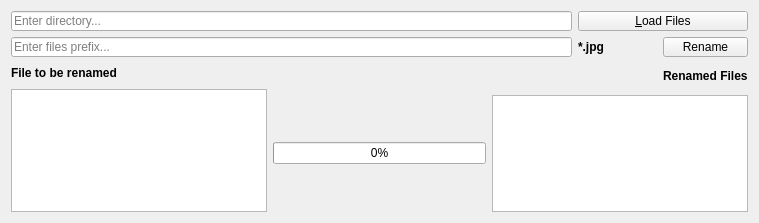
This is General/bulk_rename_tool/rename/ui/window.ui in dhxmo/toolbox as Qt 5 draws it before an edit. The edited form follows.
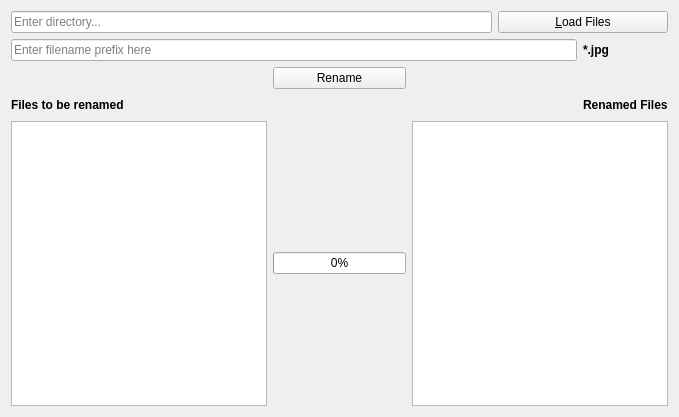
This is the edited form.

What changed in the file:
```diff
--- a/General/bulk_rename_tool/rename/ui/window.ui
+++ b/General/bulk_rename_tool/rename/ui/window.ui
@@ -6,8 +6,8 @@
    <rect>
     <x>0</x>
     <y>0</y>
-    <width>759</width>
-    <height>223</height>
+    <width>679</width>
+    <height>417</height>
    </rect>
   </property>
   <property name="windowTitle">
@@ -27,7 +27,52 @@
      </property>
     </widget>
    </item>
-   <item row="3" column="0" rowspan="2">
+   <item row="0" column="3" colspan="2">
+    <widget class="QPushButton" name="loadFilesBtn">
+     <property name="minimumSize">
+      <size>
+       <width>20</width>
+       <height>20</height>
+      </size>
+     </property>
+     <property name="text">
+      <string>&amp;Load Files</string>
+     </property>
+     <property name="shortcut">
+      <string>Ctrl+L</string>
+     </property>
+    </widget>
+   </item>
+   <item row="6" column="2" colspan="3">
+    <widget class="QListView" name="renamedFiles">
+     <property name="minimumSize">
+      <size>
+       <width>20</width>
+       <height>20</height>
+      </size>
+     </property>
+     <property name="maximumSize">
+      <size>
+       <width>10000000</width>
+       <height>10000000</height>
+      </size>
+     </property>
+    </widget>
+   </item>
+   <item row="1" column="0" colspan="4">
+    <widget class="QLineEdit" name="prefixEdit">
+     <property name="minimumSize">
+      <size>
+       <width>20</width>
+       <height>20</height>
+      </size>
+     </property>
+     <property name="placeholderText">
+      <string>Enter filename prefix here</string>
+     </property>
+    </widget>
+   </item>
+   <item row="6" column="0">
     <widget class="QListView" name="srcFiles">
      <property name="minimumSize">
       <size>
@@ -43,23 +88,28 @@
      </property>
     </widget>
    </item>
-   <item row="4" column="2" colspan="3">
-    <widget class="QListView" name="renamedFiles">
+   <item row="5" column="0">
+    <widget class="QLabel" name="label_2">
      <property name="minimumSize">
       <size>
        <width>20</width>
        <height>20</height>
       </size>
      </property>
-     <property name="maximumSize">
-      <size>
-       <width>10000000</width>
-       <height>10000000</height>
-      </size>
+     <property name="font">
+      <font>
+       <weight>75</weight>
+       <bold>true</bold>
+       <underline>false</underline>
+       <kerning>false</kerning>
+      </font>
+     </property>
+     <property name="text">
+      <string>Files to be renamed</string>
      </property>
     </widget>
    </item>
-   <item row="2" column="4" rowspan="2">
+   <item row="5" column="4">
     <widget class="QLabel" name="label_3">
      <property name="minimumSize">
       <size>
@@ -80,20 +130,7 @@
      </property>
     </widget>
    </item>
-   <item row="0" column="3" colspan="2">
-    <widget class="QPushButton" name="loadFilesBtn">
-     <property name="minimumSize">
-      <size>
-       <width>20</width>
-       <height>20</height>
-      </size>
-     </property>
-     <property name="text">
-      <string>&amp;Load Files</string>
-     </property>
-    </widget>
-   </item>
-   <item row="1" column="3">
+   <item row="1" column="4">
     <widget class="QLabel" name="extensionLabel">
      <property name="minimumSize">
       <size>
@@ -112,7 +149,7 @@
      </property>
     </widget>
    </item>
-   <item row="1" column="4">
+   <item row="2" column="1">
     <widget class="QPushButton" name="renameFilesBtn">
      <property name="minimumSize">
       <size>
@@ -123,43 +160,15 @@
      <property name="text">
       <string>Rename</string>
      </property>
-    </widget>
-   </item>
-   <item row="1" column="0" colspan="3">
-    <widget class="QLineEdit" name="prefixEdit">
-     <property name="minimumSize">
-      <size>
-       <width>20</width>
-       <height>20</height>
-      </size>
+     <property name="shortcut">
+      <string>Return</string>
      </property>
-     <property name="placeholderText">
-      <string>Enter files prefix...</string>
+     <property name="default">
+      <bool>false</bool>
      </property>
     </widget>
    </item>
-   <item row="2" column="0">
-    <widget class="QLabel" name="label_2">
-     <property name="minimumSize">
-      <size>
-       <width>20</width>
-       <height>20</height>
-      </size>
-     </property>
-     <property name="font">
-      <font>
-       <weight>75</weight>
-       <bold>true</bold>
-       <underline>false</underline>
-       <kerning>false</kerning>
-      </font>
-     </property>
-     <property name="text">
-      <string>File to be renamed</string>
-     </property>
-    </widget>
-   </item>
-   <item row="4" column="1">
+   <item row="6" column="1">
     <widget class="QProgressBar" name="progressBar">
      <property name="minimumSize">
       <size>
```
